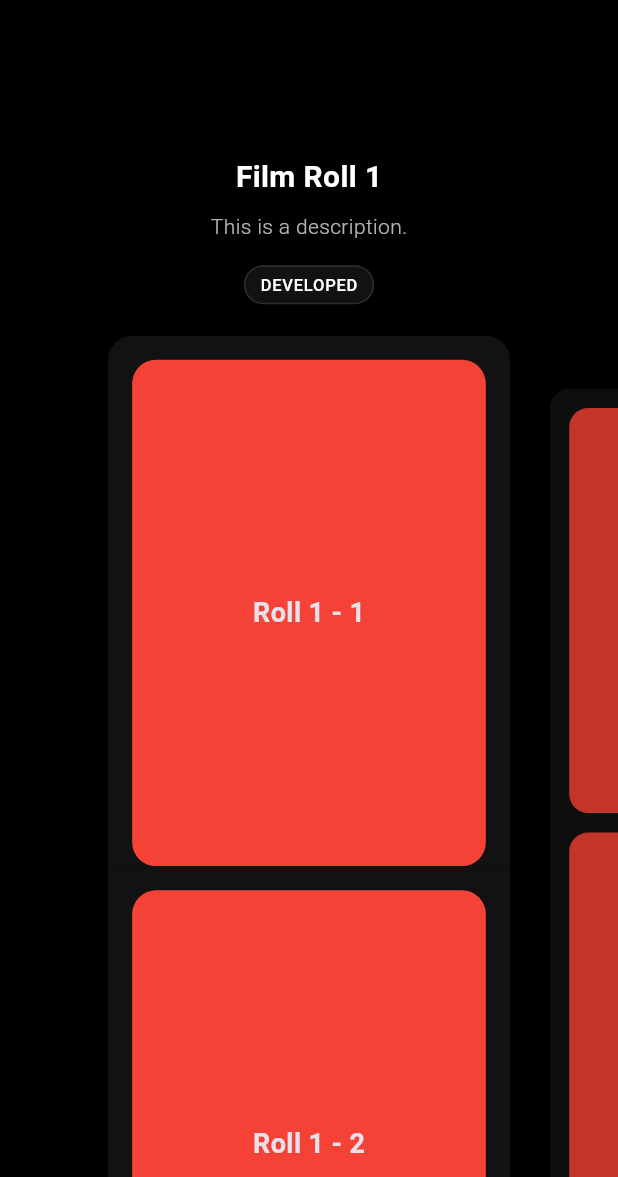
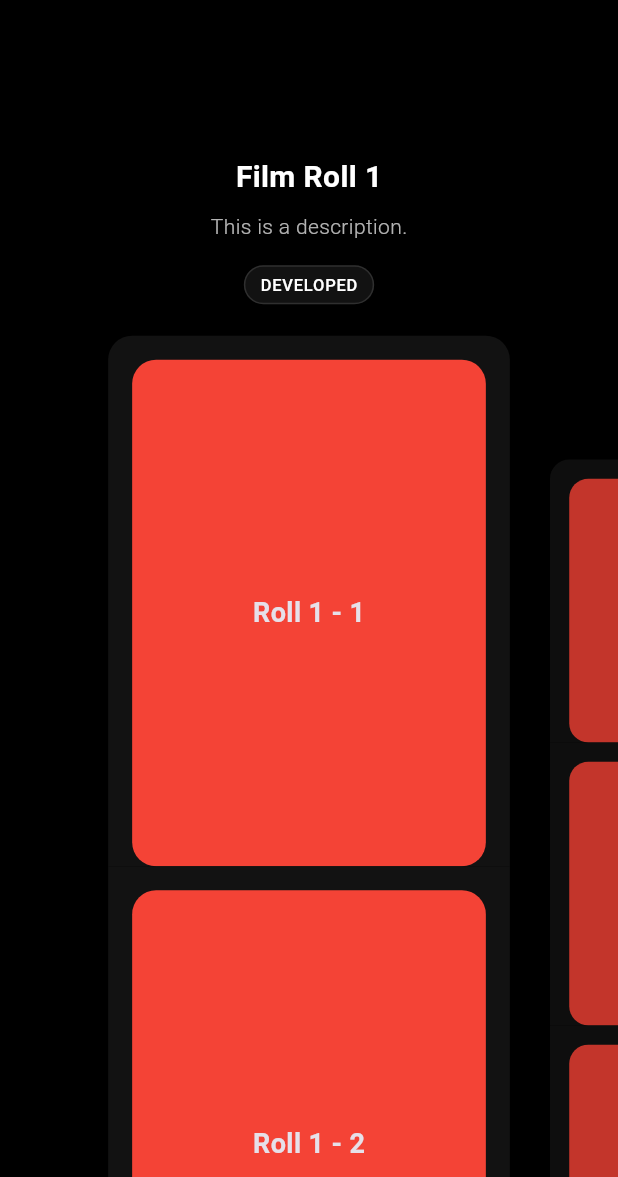
Before and after one commit to victorlee917/exposure, a Flutter app: the screen it shows after launch, on a phone screen of 412 x 824 dp, the part 59-1236 px from its top. Run offline on Flutter 3.47's test engine with Material 3 defaults, Android fonts, the light colour scheme and no system bars; our stand-ins replace font_awesome_flutter; missing offline and left inert: in_app_review, photo_manager, photo_manager_image_provider.

Commit message:
feat: Implement 1:1 aspect ratio for music type rolls
- Adjusted roll dimensions in FilmRollDetailScreen to be 1:1 for 'music' type.
- Passed roll type information from home_screen to FilmRollDetailScreen.
- Modified FilmRollView to dynamically set roll aspect ratio based on type.

```diff
--- a/lib/features/detail/film_roll_detail_screen.dart
+++ b/lib/features/detail/film_roll_detail_screen.dart
@@ -8,6 +8,7 @@ class FilmRollDetailScreen extends StatefulWidget {
   final int rollIndex;
   final int itemIndex;
   final int itemCount;
+  final String type;
 
   const FilmRollDetailScreen({
     super.key,
@@ -15,6 +16,7 @@ class FilmRollDetailScreen extends StatefulWidget {
     required this.rollIndex,
     required this.itemIndex,
     required this.itemCount,
+    required this.type,
   });
 
   @override
@@ -87,7 +89,7 @@ class _FilmRollDetailScreenState extends State<FilmRollDetailScreen> {
 
                   final pageWidth = MediaQuery.of(context).size.width * _pageController.viewportFraction;
                   final rollWidth = pageWidth - _pageSpacing;
-                  final rollHeight = rollWidth * 3 / 2;
+                  final rollHeight = widget.type == 'music' ? rollWidth : rollWidth * 3 / 2;
 
                   return Opacity(
                     opacity: opacity.clamp(0.0, 1.0),
--- a/lib/features/home/home_screen.dart
+++ b/lib/features/home/home_screen.dart
@@ -321,6 +321,7 @@ class _HomeState extends State<Home> with TickerProviderStateMixin {
             rollIndex: rollIndex,
             itemIndex: itemIndex,
             itemCount: _itemCount,
+            type: _filmRollDetails[rollIndex].type,
           );
         },
       ),
@@ -486,6 +487,7 @@ class _HomeState extends State<Home> with TickerProviderStateMixin {
                             "started": d.started,
                             "ended": d.ended,
                             "developed": d.developedAt,
+                            "type": d.type,
                           },
                           itemCount: _itemCount,
                           shareIcon: null,
--- a/lib/features/home/widgets/film_roll_view.dart
+++ b/lib/features/home/widgets/film_roll_view.dart
@@ -114,7 +114,7 @@ class _FilmRollViewState extends State<FilmRollView> with AutomaticKeepAliveClie
           builder: (context, constraints) {
             const horizontalPadding = 16.0;
             final cardWidth = constraints.maxWidth - (horizontalPadding * 2);
-            final cardHeight = cardWidth * 3 / 2;
+            final cardHeight = widget.filmRollDetails['type'] == 'music' ? cardWidth : cardWidth * 3 / 2;
 
             final verticalPadding = (constraints.maxHeight - cardHeight) / 2;
             final headerHeight = 100.0; // Approximate height of the header
@@ -241,6 +241,7 @@ class _FilmRollViewState extends State<FilmRollView> with AutomaticKeepAliveClie
                         return toHero.child;
                       },
                       child: Container(
+                        width: cardWidth,
                         height: cardHeight,
                         decoration: BoxDecoration(
                           color: isDarkMode
```
